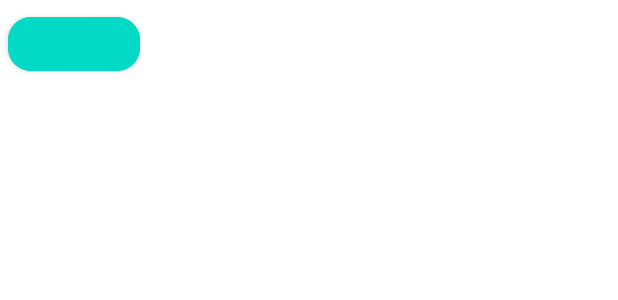
After one commit to LottaLai/ItunesApi, an Android app: the layout filter_list_item.xml on its own in the app's theme, with its tools: preview values and no code run, on a phone screen of 412 x 824 dp. The commit adds this screen. Shown: the top 300 px of the screen. Run offline under Robolectric (Android 15) with nearby library versions, the phone set to English and light mode, and no system bars; network calls fail.

Commit message:
1) Add filter item 2) filter adapter 3) filter model 4) fetch filter data

```diff
--- /dev/null
+++ b/app/src/main/java/com/lotta/itunesapi/model/FilterModel.kt
@@ -0,0 +1,6 @@
+package com.lotta.itunesapi.model
+
+data class FilterModel (
+    val kind: String,
+    var isClick: Boolean = false
+)
--- a/app/src/main/java/com/lotta/itunesapi/model/MediaAdapter.kt
+++ b/app/src/main/java/com/lotta/itunesapi/model/MediaAdapter.kt
@@ -1,7 +1,6 @@
 package com.lotta.itunesapi.model
 
 import android.view.LayoutInflater
-import android.view.View
 import android.view.ViewGroup
 import androidx.recyclerview.widget.DiffUtil
 import androidx.recyclerview.widget.ListAdapter
--- /dev/null
+++ b/app/src/main/res/drawable/ic_baseline_bookmark_border_24.xml
@@ -0,0 +1,5 @@
+<vector android:height="24dp" android:tint="#FFFFFF"
+    android:viewportHeight="24" android:viewportWidth="24"
+    android:width="24dp" xmlns:android="http://schemas.android.com/apk/res/android">
+    <path android:fillColor="@android:color/white" android:pathData="M17,3L7,3c-1.1,0 -1.99,0.9 -1.99,2L5,21l7,-3 7,3L19,5c0,-1.1 -0.9,-2 -2,-2zM17,18l-5,-2.18L7,18L7,5h10v13z"/>
+</vector>
--- /dev/null
+++ b/app/src/main/res/layout/filter_list_item.xml
@@ -0,0 +1,16 @@
+<?xml version="1.0" encoding="utf-8"?>
+<FrameLayout xmlns:android="http://schemas.android.com/apk/res/android"
+    android:layout_width="wrap_content"
+    android:layout_height="wrap_content"
+    android:background="@android:color/transparent"
+    xmlns:app="http://schemas.android.com/apk/res-auto">
+
+    <com.google.android.material.button.MaterialButton
+        android:id="@+id/materialButton"
+        android:layout_width="wrap_content"
+        android:layout_height="wrap_content"
+        android:layout_margin="5dp"
+        android:backgroundTint="@color/teal_200"
+        app:cornerRadius="15dp"
+        android:textColor="@color/black"/>
+</FrameLayout>
```
Also changed, not shown: app/src/main/java/com/lotta/itunesapi/model/MediaFilterAdapter.kt (added, +51 -0 lines), app/src/main/java/com/lotta/itunesapi/ui/home/HomeFragment.kt (+15 -0 lines), app/src/main/java/com/lotta/itunesapi/ui/home/HomeViewModel.kt (+9 -0 lines), app/src/main/res/layout/fragment_home.xml (+16 -14 lines), app/src/main/res/layout/media_list_item.xml (+16 -3 lines).
